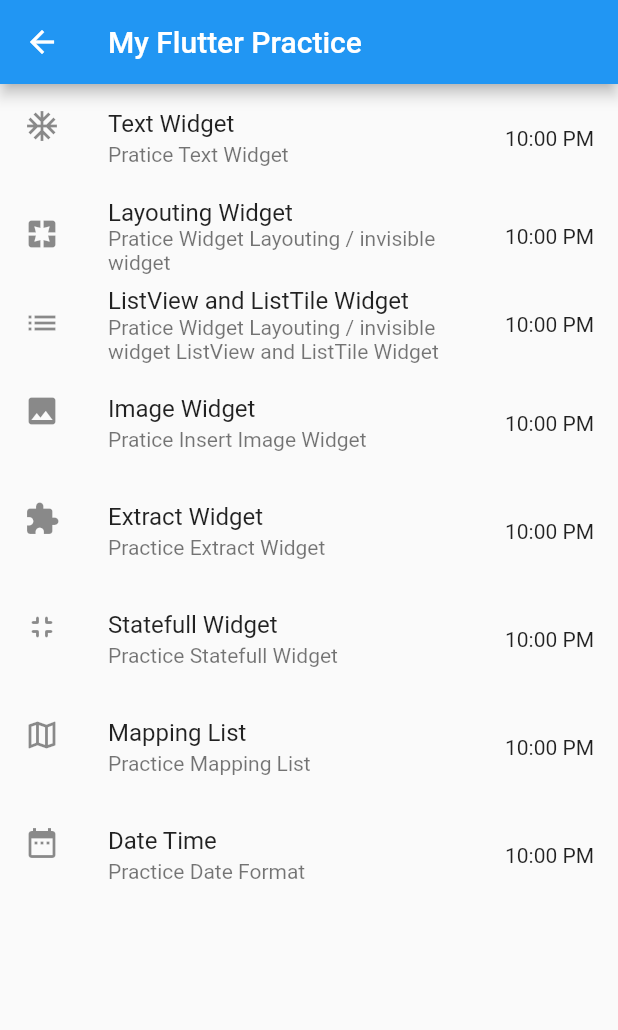
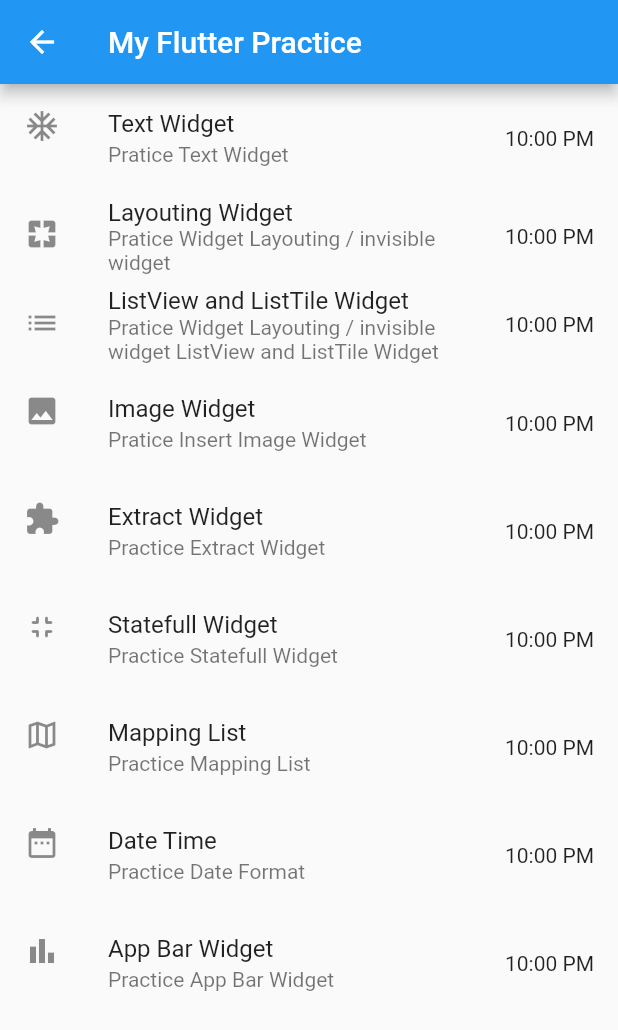
Before and after one commit to AgungLi/flutter-practices, a Flutter app: the screen it shows after launch, on a phone screen of 412 x 824 dp. Shown: the top 1030 px of the screen. Run offline on Flutter 3.47's test engine with Material 2 defaults, Android fonts, the phone set to English and light mode, and no system bars; our stand-ins replace faker.

Commit message:
Posioning App Bar

```diff
--- a/lib/main.dart
+++ b/lib/main.dart
@@ -1,6 +1,7 @@
 import 'package:flutter/material.dart';
 import 'package:flutter_practices/pages/myHomepage.dart';
 import 'package:flutter_practices/pages/myListview.dart';
+import 'package:flutter_practices/pages/pageAppbarWidget.dart';
 import 'package:flutter_practices/pages/pageDateformat.dart';
 import 'package:flutter_practices/pages/pageExtractWidget.dart';
 import 'package:flutter_practices/pages/pageImageWidget.dart';
@@ -34,6 +35,7 @@ class _MyAppState extends State<MyApp> {
         PageStatefull.nameRoute: (context) => PageStatefull(),
         PageMappinglist.nameRoute: (context) => PageMappinglist(),
         PageDateformat.nameRoute: (context) => PageDateformat(),
+        PageAppbarWidget.nameRoute: (context) => PageAppbarWidget(),
       },
     );
   }
--- a/lib/pages/myHomepage.dart
+++ b/lib/pages/myHomepage.dart
@@ -1,5 +1,6 @@
 import 'package:flutter/material.dart';
 import 'package:flutter_practices/pages/myListview.dart';
+import 'package:flutter_practices/pages/pageAppbarWidget.dart';
 import 'package:flutter_practices/pages/pageDateformat.dart';
 import 'package:flutter_practices/pages/pageExtractWidget.dart';
 import 'package:flutter_practices/pages/pageImageWidget.dart';
@@ -60,6 +61,12 @@ class MyHomepage extends StatelessWidget {
       navigation: PageDateformat.nameRoute,
       desc: "Practice Date Format",
     ),
+    PageItem(
+      icon: Icon(Icons.bar_chart),
+      practiceName: "App Bar Widget",
+      navigation: PageAppbarWidget.nameRoute,
+      desc: "Practice App Bar Widget",
+    ),
   ];
   @override
   Widget build(BuildContext context) {
```
Also changed, not shown: lib/pages/pageAppbarWidget.dart (added, +57 -0 lines).
